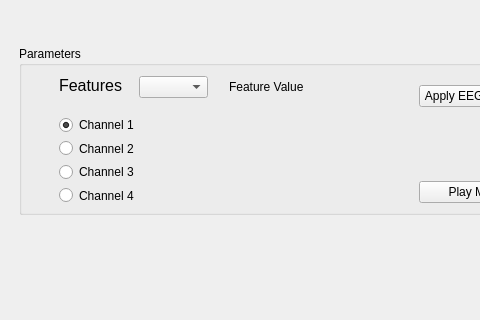
Before: the Qt Designer form UI/temp.ui in JavenLiang/Thedron-btm, drawn with Qt 5; both pictures show x 0 to 480 and y 179 to 499 of the 748 by 614 pixel window.
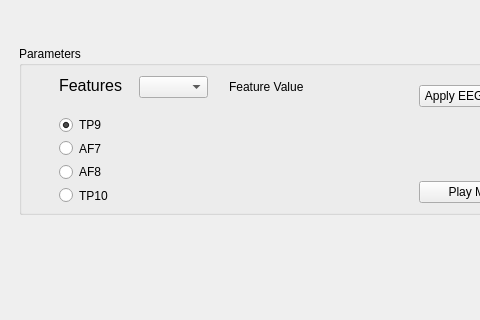
After: the same form once the commit is applied.

Commit message: fix radio button

Patch:
```diff
--- a/UI/temp.ui
+++ b/UI/temp.ui
@@ -97,7 +97,7 @@
          <item>
           <widget class="QRadioButton" name="radioButton">
            <property name="text">
-            <string>Channel 1</string>
+            <string>TP9</string>
            </property>
            <property name="checked">
             <bool>true</bool>
@@ -107,21 +107,21 @@
          <item>
           <widget class="QRadioButton" name="radioButton_2">
            <property name="text">
-            <string>Channel 2</string>
+            <string>AF7</string>
            </property>
           </widget>
          </item>
          <item>
           <widget class="QRadioButton" name="radioButton_3">
            <property name="text">
-            <string>Channel 3</string>
+            <string>AF8</string>
            </property>
           </widget>
          </item>
          <item>
           <widget class="QRadioButton" name="radioButton_4">
            <property name="text">
-            <string>Channel 4</string>
+            <string>TP10</string>
            </property>
           </widget>
          </item>
```
The commit also changes 3 other files.
